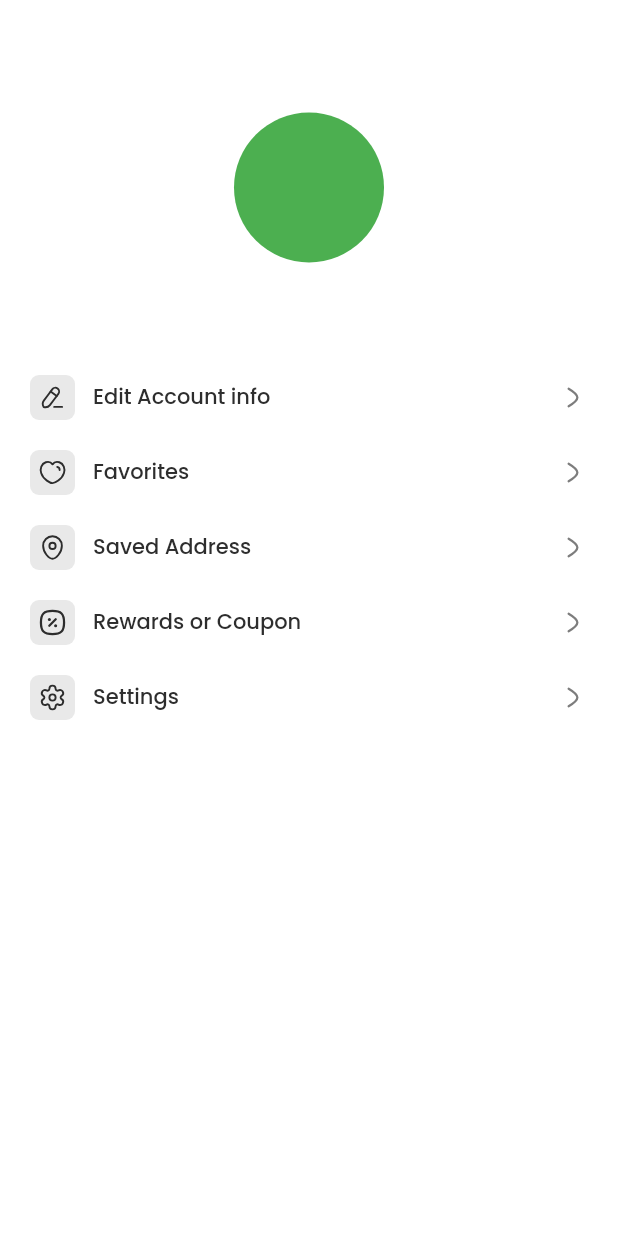
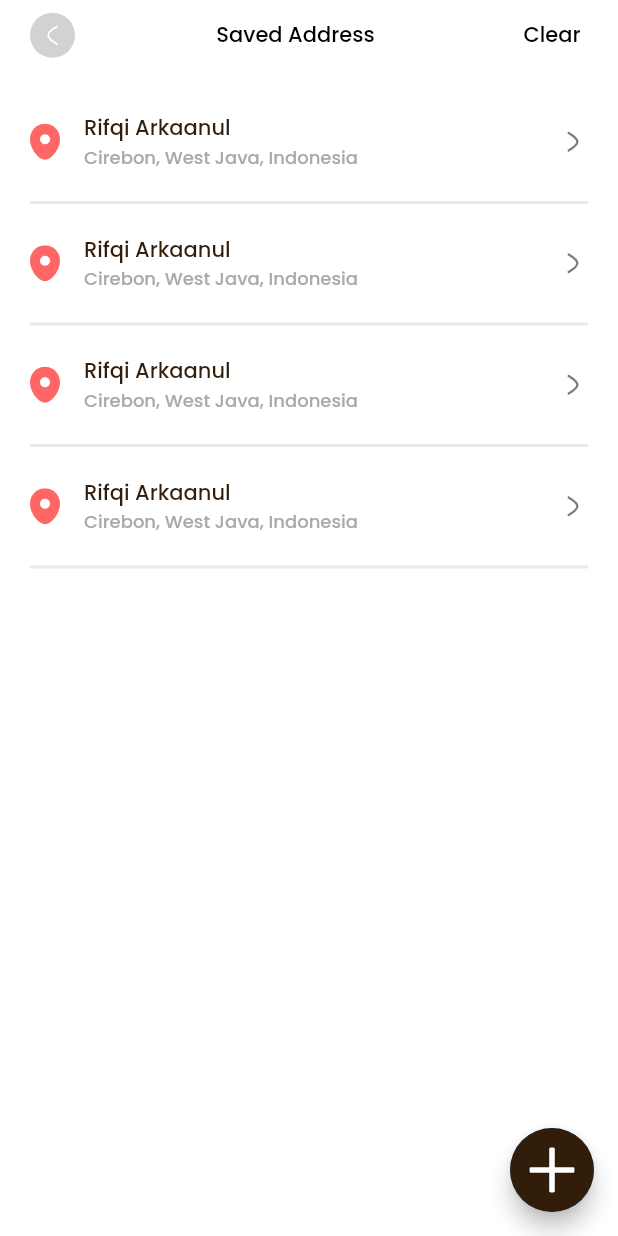
Before and after one commit to aymanattieh77/coffee_now, a Flutter app: the ProfilePage screen opened directly, after a tap on "Saved Address", on a phone screen of 412 x 824 dp. Run offline on Flutter 3.47's test engine with Material 2 defaults, Android fonts, the phone set to English and light mode, and no system bars; our stand-ins replace dartz, easy_localization, equatable, firebase_auth, firebase_core, flutter_bloc and 9 more; missing offline and left inert: dart:ffi; accounts and stored records are empty.

Commit message:
create address screen

```diff
--- a/lib/config/routes/routes.dart
+++ b/lib/config/routes/routes.dart
@@ -1,3 +1,4 @@
+import 'package:coffee_now/features/address/presentaion/screens/saved_address_screen.dart';
 import 'package:coffee_now/features/cart/presentaion/screens/cart_screen.dart';
 import 'package:coffee_now/features/favourite/presentaion/screens/favourite_screen.dart';
 import 'package:coffee_now/features/home/presentation/controllers/navigation/navigation_cubit.dart';
@@ -30,6 +31,7 @@ abstract class Routes {
   static const favourites = '/favourites';
   static const cart = '/cart';
   static const account = '/account';
+  static const savedAddress = '/savedAddress';
 }
 
 abstract class RouterGenerator {
@@ -53,6 +55,8 @@ abstract class RouterGenerator {
         return AppRouter.screen(_cart());
       case Routes.account:
         return AppRouter.screen(_account());
+      case Routes.savedAddress:
+        return AppRouter.screen(_savedAddress());
 
       default:
         return AppRouter.onUnknownScreen();
@@ -101,6 +105,10 @@ abstract class RouterGenerator {
   static _account() {
     return const AccountPage();
   }
+
+  static _savedAddress() {
+    return const SavedAddressScreen();
+  }
 }
 
 otpVertificationScreen(String phone) {
--- a/lib/core/resources/assets.dart
+++ b/lib/core/resources/assets.dart
@@ -46,6 +46,7 @@ abstract class AssetsIconPath {
   static const String timeCircle = "${iconPath}time_circle.svg";
   static const String clear = "${iconPath}clear.svg";
   static const String addCircle = "${iconPath}add_circle.svg";
+  static const String locationFilled = "${iconPath}location_filled.svg";
 }
 
 abstract class ImageAssetsPath {
--- /dev/null
+++ b/lib/features/address/presentaion/screens/saved_address_screen.dart
@@ -0,0 +1,18 @@
+import 'package:flutter/material.dart';
+
+import 'package:coffee_now/features/address/presentaion/widgets/add_address_button.dart';
+import 'package:coffee_now/features/address/presentaion/widgets/saved_address_body.dart';
+
+class SavedAddressScreen extends StatelessWidget {
+  const SavedAddressScreen({super.key});
+
+  @override
+  Widget build(BuildContext context) {
+    return const Scaffold(
+      body: SafeArea(
+        child: SavedAddressBody(),
+      ),
+      floatingActionButton: AddAddressButton(),
+    );
+  }
+}
--- /dev/null
+++ b/lib/features/address/presentaion/widgets/add_address_button.dart
@@ -0,0 +1,19 @@
+import 'package:coffee_now/config/routes/app_router.dart';
+import 'package:coffee_now/core/resources/assets.dart';
+import 'package:coffee_now/features/address/presentaion/screens/edit_address_screen.dart';
+import 'package:flutter/material.dart';
+import 'package:flutter_svg/flutter_svg.dart';
+
+class AddAddressButton extends StatelessWidget {
+  const AddAddressButton({super.key});
+
+  @override
+  Widget build(BuildContext context) {
+    return FloatingActionButton(
+      onPressed: () {
+        AppRouter.push(context, const EditAddressScreen());
+      },
+      child: SvgPicture.asset(AssetsIconPath.addCircle),
+    );
+  }
+}
--- /dev/null
+++ b/lib/features/address/presentaion/widgets/address_card.dart
@@ -0,0 +1,59 @@
+import 'package:flutter/material.dart';
+import 'package:flutter_svg/flutter_svg.dart';
+
+import 'package:coffee_now/core/components/widgets/widgets.dart';
+import 'package:coffee_now/core/extensions/context_extensions.dart';
+import 'package:coffee_now/core/resources/resources.dart';
+
+class AddressCard extends StatelessWidget {
+  const AddressCard({
+    super.key,
+  });
+
+  @override
+  Widget build(BuildContext context) {
+    return InkWell(
+      onTap: () {
+        //TODO go To Edit Address
+      },
+      child: Container(
+        padding: const EdgeInsets.symmetric(vertical: AppPadding.p20),
+        decoration: const BoxDecoration(
+          border: Border(
+            bottom: BorderSide(
+              color: AppColor.whiteE9,
+              width: 2,
+            ),
+          ),
+        ),
+        child: Row(
+          children: [
+            SvgPicture.asset(AssetsIconPath.locationFilled),
+            const SizedBox(width: AppSize.s16),
+            Column(
+              mainAxisAlignment: MainAxisAlignment.center,
+              crossAxisAlignment: CrossAxisAlignment.start,
+              children: [
+                TextUtils(
+                  text: "Rifqi Arkaanul", //TODO get Street Nam
+                  color: context.isDark() ? AppColor.oranage : AppColor.coffee,
+                  fontSize: FontSizes.f14,
+                  fontWe: FontWe.medium,
+                ),
+                const SizedBox(width: AppSize.s3),
+                const TextUtils(
+                  text:
+                      "Cirebon, West Java, Indonesia", //TODO get City, Country
+                  color: AppColor.greyAA,
+                  fontSize: FontSizes.f12,
+                ),
+              ],
+            ),
+            const Spacer(),
+            SvgPicture.asset(AssetsIconPath.arrowRight)
+          ],
+        ),
+      ),
+    );
+  }
+}
--- /dev/null
+++ b/lib/features/address/presentaion/widgets/address_listview.dart
@@ -0,0 +1,17 @@
+import 'package:coffee_now/features/address/presentaion/widgets/address_card.dart';
+import 'package:flutter/material.dart';
+
+class AddressListview extends StatelessWidget {
+  const AddressListview({super.key});
+
+  @override
+  Widget build(BuildContext context) {
+    return ListView.builder(
+      itemCount: 4,
+      physics: const BouncingScrollPhysics(),
+      itemBuilder: (context, index) {
+        return const AddressCard(); //TODO GET Saved Address
+      },
+    );
+  }
+}
--- /dev/null
+++ b/lib/features/address/presentaion/widgets/custom_address_appbar.dart
@@ -0,0 +1,31 @@
+import 'package:flutter/material.dart';
+
+import 'package:coffee_now/core/components/widgets/back_circle_button.dart';
+import 'package:coffee_now/core/components/widgets/text_utils.dart';
+import 'package:coffee_now/core/resources/resources.dart';
+
+class CustomAddressAppbar extends StatelessWidget {
+  const CustomAddressAppbar({
+    super.key,
+  });
+
+  @override
+  Widget build(BuildContext context) {
+    return Row(
+      mainAxisAlignment: MainAxisAlignment.spaceBetween,
+      children: [
+        const BackCircleButton(),
+        const TextUtils(text: AppStrings.savedAddress),
+        InkWell(
+          onTap: () {
+            //TODO clear all saved address
+          },
+          child: const Padding(
+            padding: EdgeInsets.all(AppPadding.p5),
+            child: TextUtils(text: AppStrings.clear),
+          ),
+        ),
+      ],
+    );
+  }
+}
--- /dev/null
+++ b/lib/features/address/presentaion/widgets/saved_address_body.dart
@@ -0,0 +1,26 @@
+import 'package:coffee_now/features/address/presentaion/widgets/address_listview.dart';
+import 'package:flutter/material.dart';
+
+import 'package:coffee_now/core/resources/resources.dart';
+import 'package:coffee_now/features/address/presentaion/widgets/custom_address_appbar.dart';
+
+class SavedAddressBody extends StatelessWidget {
+  const SavedAddressBody({
+    super.key,
+  });
+
+  @override
+  Widget build(BuildContext context) {
+    return const Padding(
+      padding: EdgeInsets.symmetric(horizontal: AppPadding.p20),
+      child: Column(
+        children: [
+          SizedBox(height: AppSize.s8),
+          CustomAddressAppbar(),
+          SizedBox(height: AppSize.s16),
+          Expanded(child: AddressListview()),
+        ],
+      ),
+    );
+  }
+}
--- a/lib/features/profile/presentaion/screens/account_page.dart
+++ b/lib/features/profile/presentaion/screens/account_page.dart
@@ -44,24 +44,28 @@ class _AccountPageState extends State<AccountPage> {
                   controller: usernameController,
                   hint: "",
                   label: AppStrings.username,
+                  inputType: TextInputType.name,
                 ),
                 const SizedBox(height: AppSize.s20),
                 CustomTextField(
                   controller: emailController,
                   hint: "",
                   label: AppStrings.email,
+                  inputType: TextInputType.emailAddress,
                 ),
                 const SizedBox(height: AppSize.s20),
                 CustomTextField(
                   controller: phoneController,
                   hint: "",
                   label: AppStrings.phoneNumber,
+                  inputType: TextInputType.phone,
                 ),
                 const SizedBox(height: AppSize.s40),
                 CustomElevatedButton(
                   color: AppColor.whiteE9,
                   textColor: AppColor.red,
                   text: AppStrings.update,
+
                   onPressed: () {}, //Todo Update account info
                 ),
               ],
--- a/lib/features/profile/presentaion/screens/profile_page.dart
+++ b/lib/features/profile/presentaion/screens/profile_page.dart
@@ -44,7 +44,7 @@ class ProfilePage extends StatelessWidget {
             label: AppStrings.savedAddress,
             svgPath: AssetsIconPath.location,
             onTap: () {
-              //TODO go TO Saved Address screen
+              AppRouter.pushNamed(context, routeName: Routes.savedAddress);
             },
           ),
           const SizedBox(height: AppSize.s20),
```
Also changed, not shown: lib/features/address/presentaion/screens/edit_address_screen.dart (added, +20 -0 lines), lib/features/address/presentaion/widgets/edit_address_body.dart (added, +56 -0 lines), assets/icons/location_filled.svg (added).
